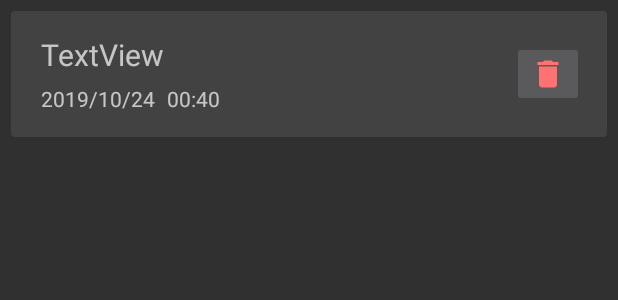
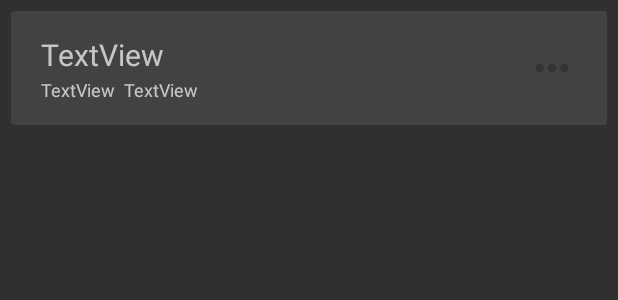
Before and after one commit to kaboel/nottaker, an Android app: the layout list_view.xml on its own in the app's theme, with its tools: preview values and no code run, on a phone screen of 412 x 824 dp. Shown: the top 300 px of the screen. Run offline under Robolectric (Android 15) with nearby library versions, the phone set to English and light mode, and no system bars.

Commit message:
reconfigure data id's

```diff
--- a/app/src/main/res/layout/list_view.xml
+++ b/app/src/main/res/layout/list_view.xml
@@ -25,10 +25,24 @@
                 android:layout_width="wrap_content"
                 android:layout_height="wrap_content"
                 android:layout_marginStart="20dp"
-                android:layout_marginTop="15dp"
+                android:layout_marginTop="7dp"
+                android:layout_marginBottom="25dp"
                 android:text="TextView"
                 android:textSize="20sp"
+                app:layout_constraintBottom_toBottomOf="parent"
                 app:layout_constraintStart_toStartOf="parent"
+                app:layout_constraintTop_toTopOf="parent" />
+
+            <TextView
+                android:id="@+id/listId"
+                android:layout_width="wrap_content"
+                android:layout_height="wrap_content"
+                android:text="TextView"
+                android:textColor="#00FFFFFF"
+                android:textSize="2sp"
+                app:layout_constraintBottom_toBottomOf="parent"
+                app:layout_constraintEnd_toStartOf="@+id/imageView"
+                app:layout_constraintStart_toEndOf="@+id/noteTitle"
                 app:layout_constraintTop_toTopOf="parent" />
 
             <TextView
@@ -36,8 +50,10 @@
                 android:layout_width="wrap_content"
                 android:layout_height="wrap_content"
                 android:layout_marginStart="20dp"
-                android:layout_marginBottom="10dp"
-                android:text="2019/10/24"
+                android:layout_marginTop="1dp"
+                android:layout_marginBottom="15dp"
+                android:text="TextView"
+                android:textSize="12sp"
                 app:layout_constraintBottom_toBottomOf="parent"
                 app:layout_constraintStart_toStartOf="parent"
                 app:layout_constraintTop_toBottomOf="@+id/noteTitle" />
@@ -46,25 +62,24 @@
                 android:id="@+id/noteTime"
                 android:layout_width="wrap_content"
                 android:layout_height="wrap_content"
-                android:layout_marginStart="8dp"
-                android:layout_marginBottom="10dp"
-                android:text="00:40"
+                android:layout_marginStart="5dp"
+                android:layout_marginTop="1dp"
+                android:layout_marginBottom="15dp"
+                android:text="TextView"
+                android:textSize="12sp"
                 app:layout_constraintBottom_toBottomOf="parent"
                 app:layout_constraintStart_toEndOf="@+id/noteDate"
                 app:layout_constraintTop_toBottomOf="@+id/noteTitle" />
 
-            <ImageButton
-                android:id="@+id/deleteBtn"
-                android:layout_width="wrap_content"
-                android:layout_height="wrap_content"
-                android:layout_marginTop="20dp"
-                android:layout_marginEnd="15dp"
-                android:layout_marginBottom="20dp"
+            <ImageView
+                android:id="@+id/imageView"
+                android:layout_width="33dp"
+                android:layout_height="33dp"
+                android:layout_marginEnd="20dp"
                 app:layout_constraintBottom_toBottomOf="parent"
                 app:layout_constraintEnd_toEndOf="parent"
                 app:layout_constraintTop_toTopOf="parent"
-                app:layout_constraintVertical_bias="0.0"
-                app:srcCompat="@drawable/ic_delete_black_24dp" />
+                app:srcCompat="@drawable/ic_more_horiz_black_24dp" />
 
         </androidx.constraintlayout.widget.ConstraintLayout>
 
```
